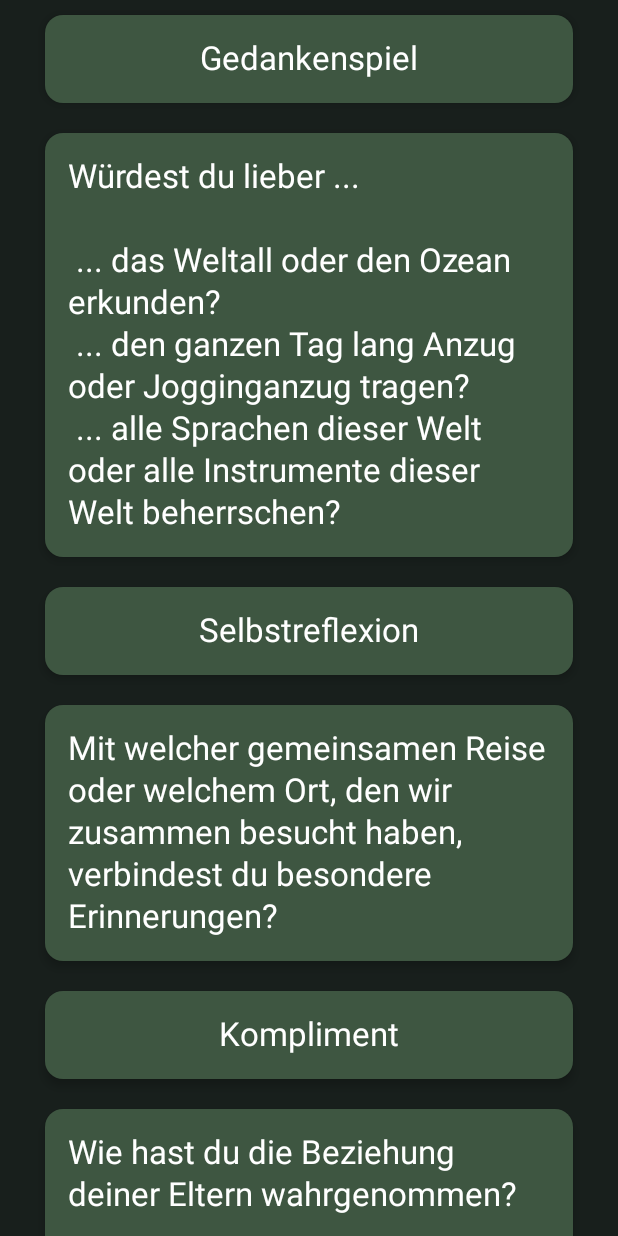
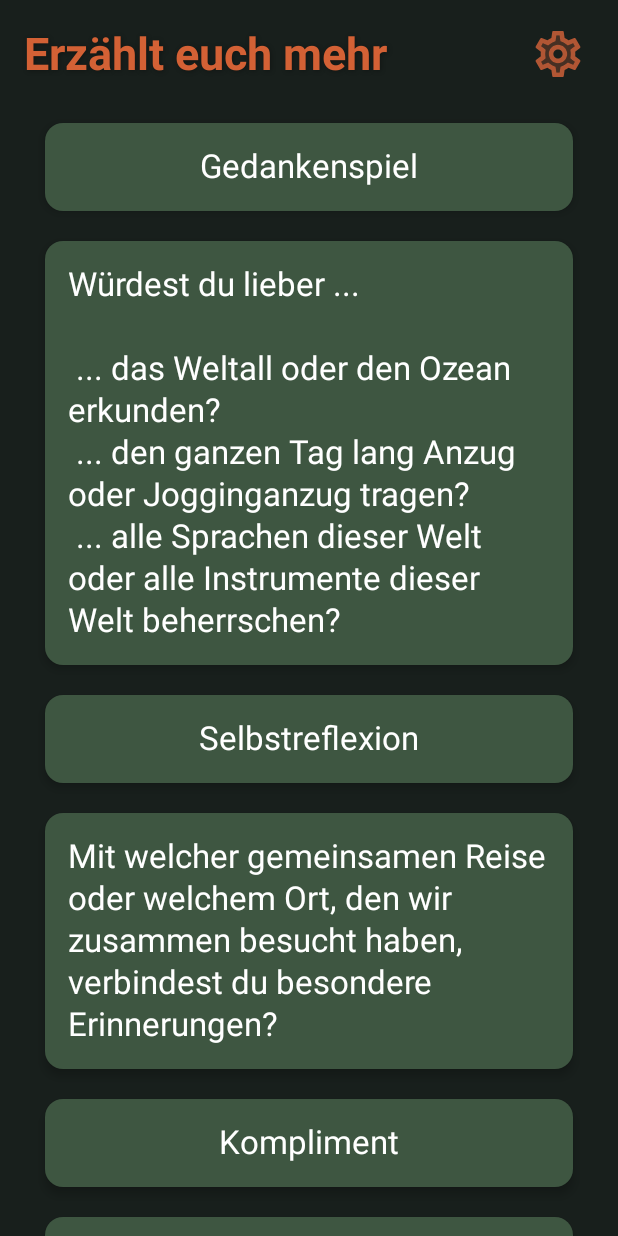
Before and after one commit to StarlordErik/Impulse, an Android app built with Jetpack Compose: the @Preview function SpielScreenPreview, on a phone screen of 412 x 824 dp. Run offline under Robolectric (Android 15) with nearby library versions, the phone set to English and light mode, and no system bars.

Commit message:
Spieltitel und Einstellungsrädchen zum SpielScreen hinzugefügt

```diff
--- a/app/src/main/java/de/seleri/impulse/MainActivity.kt
+++ b/app/src/main/java/de/seleri/impulse/MainActivity.kt
@@ -65,6 +65,15 @@ fun ImpulseTheme(content: @Composable () -> Unit) {
                 offset = Offset(2f, 2f),
                 blurRadius = 6f
             )
+        ),
+        displayMedium = TextStyle(
+            fontWeight = FontWeight.Bold,
+            fontSize = 30.sp,
+            shadow = Shadow(
+                color = Color.Black.copy(alpha = 0.3f),
+                offset = Offset(1f, 1f),
+                blurRadius = 4f
+            )
         )
     )
 
--- a/app/src/main/java/de/seleri/impulse/SpielScreen.kt
+++ b/app/src/main/java/de/seleri/impulse/SpielScreen.kt
@@ -2,15 +2,26 @@ package de.seleri.impulse
 
 import androidx.compose.foundation.background
 import androidx.compose.foundation.layout.Arrangement
+import androidx.compose.foundation.layout.Column
+import androidx.compose.foundation.layout.Row
 import androidx.compose.foundation.layout.fillMaxSize
+import androidx.compose.foundation.layout.fillMaxWidth
+import androidx.compose.foundation.layout.padding
+import androidx.compose.foundation.layout.size
 import androidx.compose.foundation.lazy.LazyColumn
 import androidx.compose.foundation.lazy.items
+import androidx.compose.material3.Icon
 import androidx.compose.material3.MaterialTheme
+import androidx.compose.material3.Text
 import androidx.compose.runtime.Composable
 import androidx.compose.runtime.mutableStateMapOf
 import androidx.compose.runtime.remember
+import androidx.compose.ui.Alignment
 import androidx.compose.ui.Modifier
+import androidx.compose.ui.graphics.Color
+import androidx.compose.ui.res.painterResource
 import androidx.compose.ui.tooling.preview.Preview
+import androidx.compose.ui.unit.dp
 import de.seleri.spielelemente.Datenbanksystem
 import de.seleri.spielelemente.Spiel
 import de.seleri.spielelemente.Sprachen
@@ -18,13 +29,15 @@ import kotlin.collections.set
 
 @Composable
 fun SpielScreen(dbs: Datenbanksystem, spiel: Spiel) {
+    Column(
+        modifier = Modifier
+            .fillMaxSize()
+            .background(MaterialTheme.colorScheme.background)
+    ) {
         val kartentexte = remember { mutableStateMapOf<Int, String>() }
 
         LazyColumn(
-        modifier = Modifier
-            .fillMaxSize()
-            .background(MaterialTheme.colorScheme.background),
-        verticalArrangement = Arrangement.Center
+            modifier = Modifier.fillMaxSize(), verticalArrangement = Arrangement.Center
         ) {
             items(spiel.getAktuelleKategorien().toList(), key = { it.id }) { kategorie ->
                 val initialText = kategorie.localizations[Sprachen.OG]!!
@@ -36,32 +49,58 @@ fun SpielScreen(dbs: Datenbanksystem, spiel: Spiel) {
             }
         }
     }
+}
 
 @Preview
 @Composable
 fun SpielScreenPreview() {
-    val buttons = listOf(
+    val kategorien = listOf(
         "Gedankenspiel",
-        "Würdest du lieber ...\n\n ... das Weltall oder den Ozean erkunden?\n ... den ganzen Tag lang Anzug oder " +
+        "Würdest du lieber ...\n\n ... das Weltall oder den Ozean erkunden?\n ... den ganzen Tag lang Anzug oder " + //.
                 "Jogginganzug tragen?\n ... alle Sprachen dieser Welt oder alle Instrumente dieser Welt beherrschen?",
         "Selbstreflexion",
-        "Mit welcher gemeinsamen Reise oder welchem Ort, den wir zusammen besucht haben, verbindest du besondere " +
+        "Mit welcher gemeinsamen Reise oder welchem Ort, den wir zusammen besucht haben, verbindest du besondere " + //.
                 "Erinnerungen?",
         "Kompliment",
-        "Wie hast du die Beziehung deiner Eltern wahrgenommen?\n\nHaben sie etwas besonders richtig oder falsch " +
+        "Wie hast du die Beziehung deiner Eltern wahrgenommen?\n\nHaben sie etwas besonders richtig oder falsch " + //.
                 "gemacht?"
     )
+    ImpulseTheme {
+        Column(
+            modifier = Modifier
+                .fillMaxSize()
+                .background(MaterialTheme.colorScheme.background)
+        ) {
+            Row(
+                modifier = Modifier
+                    .fillMaxWidth()
+                    .padding(horizontal = 16.dp, vertical = 12.dp),
+                horizontalArrangement = Arrangement.SpaceBetween,
+                verticalAlignment = Alignment.CenterVertically
+            ) {
+                Text(
+                    text = "Erzählt euch mehr",
+                    color = MaterialTheme.colorScheme.primary,
+                    style = MaterialTheme.typography.displayMedium
+                )
 
-    ImpulseTheme {
+                Icon(
+                    painter = painterResource(id = R.drawable.ic_action_name),
+                    contentDescription = "Settings Icon",
+                    tint = MaterialTheme.colorScheme.primaryContainer,
+                    modifier = Modifier.size(48.dp)
+                )
+            }
             LazyColumn(
                 modifier = Modifier
                     .fillMaxSize()
                     .background(MaterialTheme.colorScheme.background),
                 verticalArrangement = Arrangement.Center
             ) {
-            items(buttons) { spielname ->
+                items(kategorien) { spielname ->
                     SammlungsButton(spielname) {}
                 }
             }
         }
     }
+}
```
Lines whose indentation alone changed are shown as unchanged.
